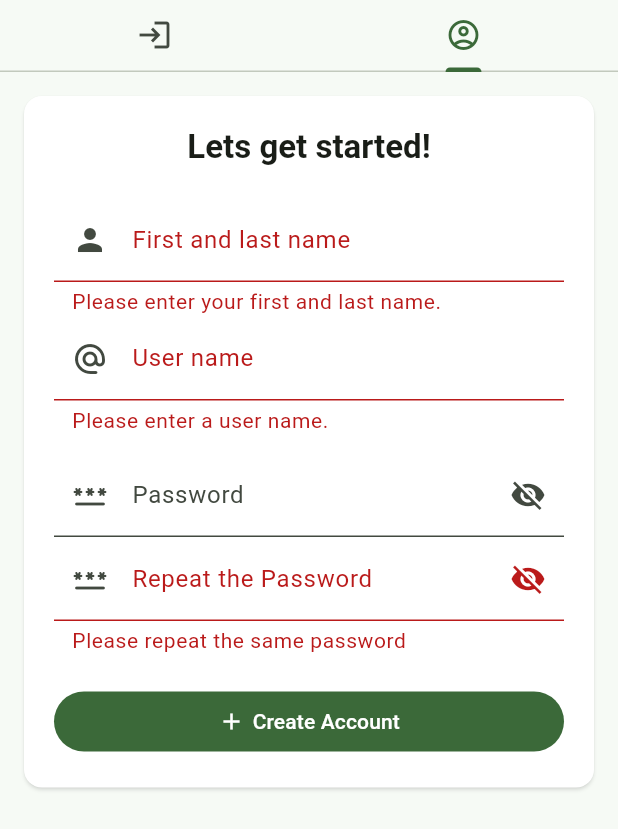
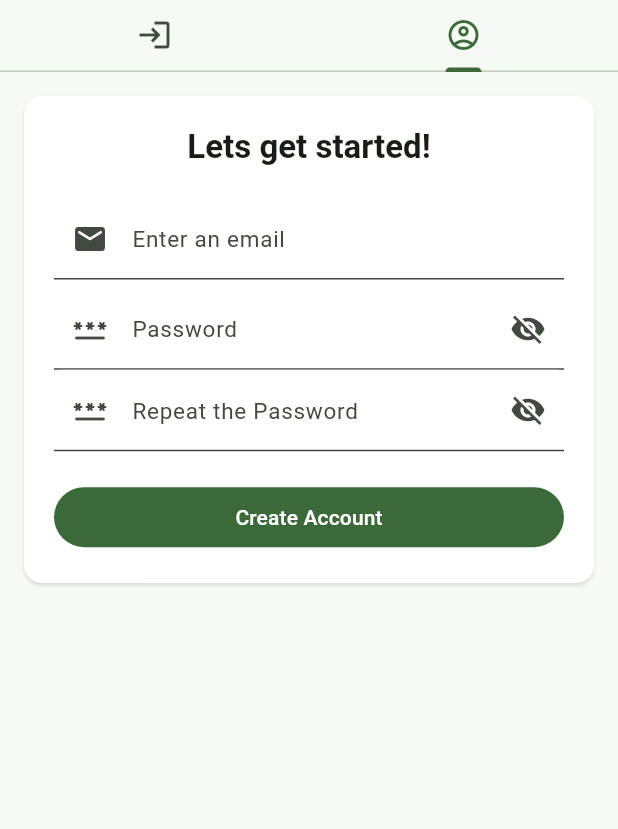
Before and after one commit to tomascarruco/Greenly, a Flutter app: the screen it shows after launch, tab 2 chosen, on a phone screen of 412 x 824 dp. Shown: the top 829 px of the screen. Run offline on Flutter 3.47's test engine with Material 3 defaults, Android fonts, the phone set to English and light mode, and no system bars; our stand-ins replace flutter_dotenv, flutter_otp_text_field, supabase_flutter; accounts and stored records are empty.

Commit message:
feat: Added OTP verifiaction for account creation through email

```diff
--- a/lib/components/app_top_bar.dart
+++ b/lib/components/app_top_bar.dart
@@ -11,7 +11,7 @@ class AppTopBar extends StatelessWidget implements PreferredSizeWidget {
     return AppBar(
       title: title,
       backgroundColor: Colors.white,
-      animateColor: false,
+      animateColor: true,
       centerTitle: true,
       elevation: 0,
 
--- a/lib/main.dart
+++ b/lib/main.dart
@@ -59,14 +59,23 @@ class MainApp extends StatelessWidget {
           headlineSmall: const TextStyle(
             color: Colors.green,
             fontWeight: FontWeight.w700,
-            fontSize: 26,
+            fontSize: 28,
           ),
           titleLarge: const TextStyle(
             fontWeight: FontWeight.w700,
             fontSize: 22,
           ),
-          bodyMedium: const TextStyle(fontSize: 16),
-          bodySmall: const TextStyle(fontSize: 14),
+          titleMedium: const TextStyle(
+            fontWeight: FontWeight.w700,
+            fontSize: 18,
+          ),
+          titleSmall: const TextStyle(
+            fontWeight: FontWeight.w700,
+            fontSize: 14,
+          ),
+          bodyLarge: const TextStyle(fontSize: 15),
+          bodyMedium: const TextStyle(fontSize: 14),
+          bodySmall: const TextStyle(fontSize: 12),
         ),
       ),
       home: supabase.auth.currentSession != null
--- a/lib/pages/authentication.dart
+++ b/lib/pages/authentication.dart
@@ -1,13 +1,13 @@
 import 'dart:async';
 
-import 'package:flutter/foundation.dart';
 import 'package:flutter/material.dart';
 import 'package:greenly/main.dart';
 import 'package:greenly/pages/home.dart';
 import 'package:supabase_flutter/supabase_flutter.dart';
+import 'package:flutter_otp_text_field/flutter_otp_text_field.dart';
 
 /// authentication.dart - Provides UI/UX for user authentication
-
+///
 class AuthenticationPage extends StatefulWidget {
   const AuthenticationPage({super.key});
 
@@ -64,48 +64,128 @@ class _NewAccountCard extends StatefulWidget {
 class _NewAccountCardState extends State<_NewAccountCard> {
   final _formKey = GlobalKey<FormState>();
 
+  final _email = TextEditingController();
+  final _passwordChoice = TextEditingController();
+  final _repeatPassword = TextEditingController();
+
+  late final StreamSubscription<AuthState> _authStateSubscription;
+
+  bool _isLoading = false;
+  bool _redirecting = false;
+  bool _otpEmitted = false;
+
+  Future _createAccount() async {
+    try {
+      setState(() {
+        _isLoading = true;
+      });
+
+      await supabase.auth.signUp(
+        email: _email.text,
+        password: _passwordChoice.text,
+      );
+
+      if (mounted) {
+        ScaffoldMessenger.of(context).showSnackBar(
+          SnackBar(content: Text('Check your email for an OTP Code!')),
+        );
+      }
+    } on AuthException catch (err) {
+      if (mounted) {
+        ScaffoldMessenger.of(
+          context,
+        ).showSnackBar(SnackBar(content: Text(err.message)));
+      }
+    } catch (err) {
+      if (mounted) {
+        setState(() {
+          _isLoading = false;
+        });
+        ScaffoldMessenger.of(
+          context,
+        ).showSnackBar(SnackBar(content: Text('Error : ${err.toString()}')));
+      }
+    } finally {
+      if (mounted) {
+        setState(() {
+          _isLoading = false;
+          _otpEmitted = true;
+        });
+      }
+    }
+    // throw UnimplementedError();
+  }
+
+  Future _validateAccount(String otpCode) async {
+    try {
+      await supabase.auth.verifyOTP(
+        type: OtpType.signup,
+        email: _email.text,
+        token: otpCode.trim(),
+      );
+    } on AuthException catch (err) {
+      if (!mounted) return;
+
+      ScaffoldMessenger.of(
+        context,
+      ).showSnackBar(SnackBar(content: Text('Try again later...')));
+
+      debugPrint('Got an error authenticating: $err');
+    } catch (err) {
+      throw UnimplementedError('Unexpected authentication error, not handled');
+    } finally {
+      if (mounted) {
+        setState(() {
+          _isLoading = false;
+          _otpEmitted = true;
+        });
+      }
+    }
+  }
+
+  @override
+  void initState() {
+    // supabase.auth.currentSession!.user.email;
+    _authStateSubscription = supabase.auth.onAuthStateChange.listen((data) {
+      if (_redirecting) return;
+
+      final session = data.session;
+      if (session != null) {
+        _redirecting = true;
+        if (mounted) {
+          Navigator.of(context).pushReplacement(
+            MaterialPageRoute(builder: (context) => const HomePage()),
+          );
+        }
+      }
+    });
+    super.initState();
+  }
+
+  @override
+  void dispose() {
+    _email.dispose();
+    _authStateSubscription.cancel();
+    super.dispose();
+  }
+
   @override
   Widget build(BuildContext context) {
     var textTheme = TextTheme.of(context);
 
-    final nameFirstAndLast = TextEditingController();
-    final username = TextEditingController();
-    final passwordChoice = TextEditingController();
-    final repeatPassword = TextEditingController();
-
-    @override
-    void dispose() {
-      nameFirstAndLast.dispose();
-      super.dispose();
-    }
-
     const formTitle = 'Lets get started!';
     const innerCardEdgeInsets = EdgeInsets.all(20);
 
-    var userFullNameInpDecoration = InputDecoration(
-      // border: (borderRadius: BorderRadius.circular(8)),
+    var emailInpDecoration = InputDecoration(
       contentPadding: EdgeInsetsGeometry.all(8),
-      label: Text('First and last name'),
-      hintText: 'John Doe',
-      prefixIcon: Icon(Icons.person),
+      label: Text('Enter an email'),
+      hintText: 'user@email.com',
+      prefixIcon: Icon(Icons.email_rounded),
       filled: true,
       fillColor: Colors.white,
-      errorText: 'Please enter your first and last name.',
-    );
-
-    var userNameInpDecoration = InputDecoration(
-      // border: (borderRadius: BorderRadius.circular(8)),
-      contentPadding: EdgeInsetsGeometry.all(8),
-      label: Text('User name'),
-      hintText: 'greenlyUser213',
-      prefixIcon: Icon(Icons.alternate_email_rounded),
-      filled: true,
-      fillColor: Colors.white,
-      errorText: 'Please enter a user name.',
     );
 
     var passwordFormInputDecoration = InputDecoration(
-      // border: OutlineInputBorder(borderRadius: BorderRadius.circular(8)),
       contentPadding: EdgeInsetsGeometry.all(8),
       label: Text('Password'),
       hintText: '**********',
@@ -116,7 +196,6 @@ class _NewAccountCardState extends State<_NewAccountCard> {
     );
 
     var passwordRepeatFormInputDecoration = InputDecoration(
-      // border: OutlineInputBorder(borderRadius: BorderRadius.circular(8)),
       contentPadding: EdgeInsetsGeometry.all(8),
       label: Text('Repeat the Password'),
       hintText: '**********',
@@ -124,7 +203,6 @@ class _NewAccountCardState extends State<_NewAccountCard> {
       suffixIcon: Icon(Icons.visibility_off),
       filled: true,
       fillColor: Colors.white,
-      errorText: 'Please repeat the same password',
     );
 
     SizedBox spacer({double? h}) => (SizedBox(height: h ?? 20.0));
@@ -142,24 +220,10 @@ class _NewAccountCardState extends State<_NewAccountCard> {
             children: <Widget>[
               Text(formTitle, style: textTheme.titleLarge),
               spacer(),
-              // User's name first and last
+              // User's Email
               TextFormField(
-                controller: nameFirstAndLast,
-                decoration: userFullNameInpDecoration,
-                keyboardType: TextInputType.emailAddress,
-                enableSuggestions: true,
-                spellCheckConfiguration: SpellCheckConfiguration.disabled(),
-                validator: (email) {
-                  if (email == null || email.isEmpty) {
-                    return 'Please enter an email';
-                  }
-                  return null;
-                },
-              ),
-              // User's user name
-              TextFormField(
-                controller: username,
-                decoration: userNameInpDecoration,
+                controller: _email,
+                decoration: emailInpDecoration,
                 keyboardType: TextInputType.emailAddress,
                 enableSuggestions: true,
                 spellCheckConfiguration: SpellCheckConfiguration.disabled(),
@@ -171,10 +235,9 @@ class _NewAccountCardState extends State<_NewAccountCard> {
                 },
               ),
               spacer(h: 6),
-              spacer(h: 6),
-              // Password fields
+              // Password choice
               TextFormField(
-                controller: passwordChoice,
+                controller: _passwordChoice,
                 keyboardType: TextInputType.visiblePassword,
                 decoration: passwordFormInputDecoration,
                 enableSuggestions: false,
@@ -186,33 +249,78 @@ class _NewAccountCardState extends State<_NewAccountCard> {
                   return null;
                 },
               ),
+              // Password repeat choice
               TextFormField(
-                controller: repeatPassword,
+                controller: _repeatPassword,
                 keyboardType: TextInputType.visiblePassword,
                 decoration: passwordRepeatFormInputDecoration,
                 enableSuggestions: false,
                 spellCheckConfiguration: SpellCheckConfiguration.disabled(),
                 validator: (password) {
                   if (password == null || password.isEmpty) {
-                    return 'Please enter the password';
+                    return 'Please enter a password';
                   }
+
+                  if (password != _passwordChoice.text) {
+                    return 'Please enter the same password';
+                  }
+
                   return null;
                 },
               ),
               spacer(),
               FilledButton(
                 onPressed: () {
-                  if (!_formKey.currentState!.validate()) {
-                    ScaffoldMessenger.of(context).showSnackBar(
-                      SnackBar(content: Text(nameFirstAndLast.text)),
-                    );
+                  if (_formKey.currentState!.validate()) {
+                    // ScaffoldMessenger.of(
+                    //   context,
+                    // ).showSnackBar(SnackBar(content: Text(_email.text)));
+                    _isLoading ? null : _createAccount();
+                    return;
                   }
+                  ScaffoldMessenger.of(context).showSnackBar(
+                    SnackBar(content: Text('Should not get here!')),
+                  );
                 },
                 child: Row(
                   mainAxisAlignment: MainAxisAlignment.center,
                   spacing: 5,
-                  children: [Icon(Icons.add), const Text('Create Account')],
+                  children: [
+                    Text(
+                      _isLoading ? 'Creatting Account...' : 'Create Account',
+                    ),
+                  ],
                 ),
+              ),
+              Builder(
+                builder: (context) {
+                  if (!_otpEmitted) {
+                    return SizedBox();
+                  }
+                  return Column(
+                    children: [
+                      spacer(),
+                      spacer(),
+                      Text('Enter your OTP code', style: textTheme.titleMedium),
+                      spacer(),
+                      OtpTextField(
+                        numberOfFields: 6,
+                        fieldWidth: 60,
+                        borderColor: Color(0xFF512DA8),
+                        showFieldAsBox: true,
+                        onCodeChanged: (String code) {},
+                        onSubmit: (String otpCode) {
+                          _validateAccount(otpCode);
+                        },
+                      ),
+                      spacer(),
+                      // FilledButton(
+                      //   onPressed: () {},
+                      //   child: const Text('VerifyAccount'),
+                      // ),
+                    ],
+                  );
+                },
               ),
             ],
           ),
@@ -223,7 +331,7 @@ class _NewAccountCardState extends State<_NewAccountCard> {
 }
 
 class _LoginCard extends StatefulWidget {
-  const _LoginCard({super.key});
+  const _LoginCard();
 
   @override
   State<StatefulWidget> createState() => _LoginCardState();
@@ -233,23 +341,25 @@ class _LoginCardState extends State<_LoginCard> {
   final _formKey = GlobalKey<FormState>();
 
   late final _emailController = TextEditingController();
+  late final _passwordController = TextEditingController();
+
   late final StreamSubscription<AuthState> _authStateSubscription;
 
   bool _isLoading = false;
   bool _redirecting = false;
 
   Future<void> _signIn() async {
-    // TODO: Implement sign in
     try {
       setState(() {
         _isLoading = true;
       });
 
-      await supabase.auth.signInWithOtp(
+      await supabase.auth.signInWithPassword(
         email: _emailController.text.trim(),
-        emailRedirectTo: kIsWeb
-            ? null
-            : 'mcjrbcjffkecfijvfmxa.supabase.co://login-callback/',
+        password: _passwordController.text.trim(),
+        // emailRedirectTo: kIsWeb
+        //     ? null
+        //     : 'mcjrbcjffkecfijvfmxa.supabase.co://login-callback/',
       );
       if (mounted) {
         ScaffoldMessenger.of(context).showSnackBar(
@@ -284,7 +394,7 @@ class _LoginCardState extends State<_LoginCard> {
 
   @override
   void initState() {
-    // TODO: Implement init state
+    // supabase.auth.currentSession!.user.email;
     _authStateSubscription = supabase.auth.onAuthStateChange.listen((data) {
       if (_redirecting) return;
 
@@ -332,7 +442,7 @@ class _LoginCardState extends State<_LoginCard> {
       label: Text('Password'),
       hintText: '**********',
       prefixIcon: Icon(Icons.password_rounded),
-      suffixIcon: Icon(Icons.visibility_off),
+      suffixIcon: Icon(Icons.visibility_rounded),
       filled: true,
       fillColor: Colors.white,
     );
@@ -367,6 +477,7 @@ class _LoginCardState extends State<_LoginCard> {
               ),
               spacer(),
               TextFormField(
+                controller: _passwordController,
                 keyboardType: TextInputType.visiblePassword,
                 decoration: passwordFormInputDecoration,
                 enableSuggestions: false,
@@ -388,12 +499,12 @@ class _LoginCardState extends State<_LoginCard> {
               spacer(h: 10),
               FilledButton(
                 onPressed: () {
-                  // if (_formKey.currentState!.validate()) {
-                  //   ScaffoldMessenger.of(context).showSnackBar(
-                  //     const SnackBar(content: Text('Processing Data')),
-                  //   );
-                  _isLoading ? null : _signIn();
-                  // }
+                  if (_formKey.currentState!.validate()) {
+                    ScaffoldMessenger.of(context).showSnackBar(
+                      const SnackBar(content: Text('Processing Data')),
+                    );
+                    _isLoading ? null : _signIn();
+                  }
                 },
                 child: Row(
                   mainAxisAlignment: MainAxisAlignment.center,
--- a/pubspec.yaml
+++ b/pubspec.yaml
@@ -28,6 +28,8 @@ environment:
 # the latest version available on pub.dev. To see which dependencies have newer
 # versions available, run `flutter pub outdated`.
 dependencies:
+  flutter_otp_text_field: ^1.1.0+2
+
   flutter_web_plugins:
     sdk: flutter
 
```
Also changed, not shown: lib/components/base_layout.dart (+14 -1 lines), pubspec.lock, 1 other file.
